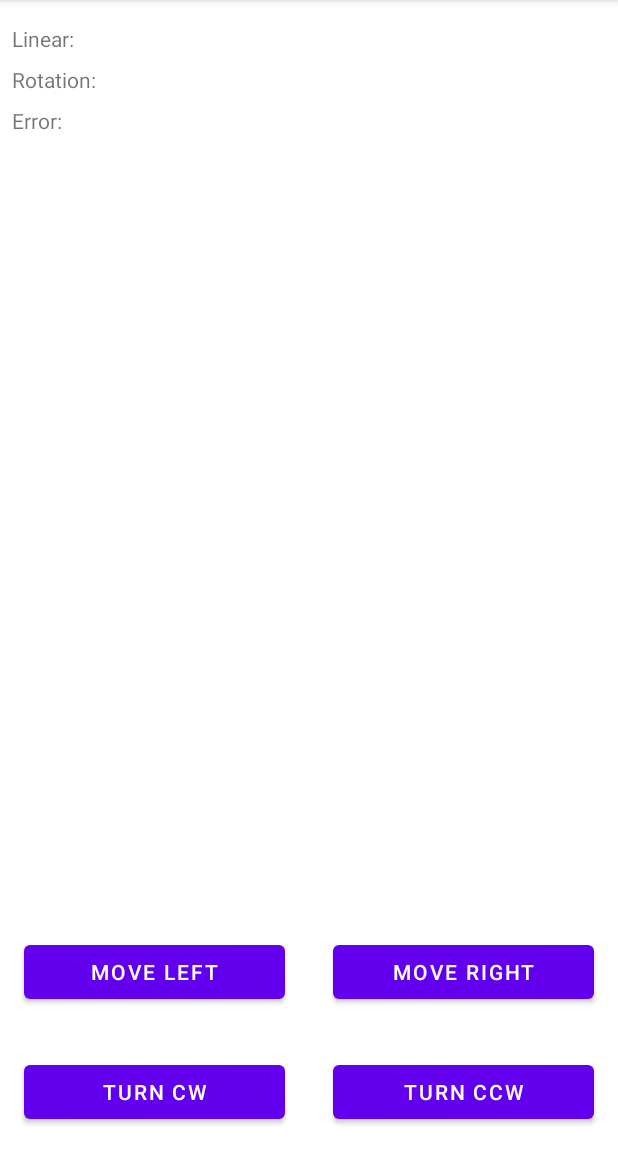
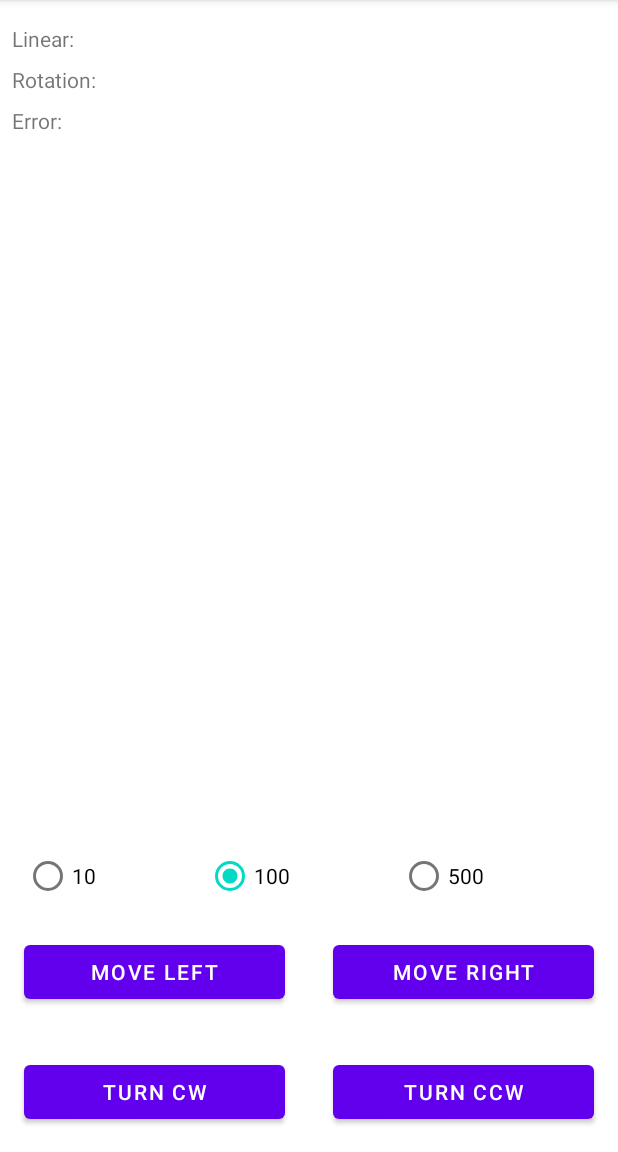
Before and after one commit to dimomite/laser_lever_platform, an Android app: the screen it shows after launch (MainActivity), after a tap on "TURN CW", on a phone screen of 412 x 824 dp, the part 84-1236 px from its top. Run offline under Robolectric (Android 15) with nearby library versions, the phone set to English and light mode, and no system bars; our stand-ins replace Dagger/Hilt's generated code, RxJava, Timber, data binding; network calls fail; 3 statements that could not run were skipped.

Commit message:
Movement commands handling improvement
Extend remote control with duration definition.
Improve movement commands handling by the platform

```diff
--- a/software/control/app/src/main/java/com/dimomite/laserlevelplatformcontrol/data/PlatformStatusReader.kt
+++ b/software/control/app/src/main/java/com/dimomite/laserlevelplatformcontrol/data/PlatformStatusReader.kt
@@ -64,8 +64,10 @@ class PlatformStatusReader @Inject constructor(
         } else null
     }
 
-    fun move(dir: MoveDirection, distance: Int): Flowable<Boolean> =
-        Flowable.fromCallable {
+    fun move(dir: MoveDirection, distance: Int): Flowable<Boolean> {
+        if (distance <= 0) return Flowable.just(false)
+
+        return Flowable.fromCallable {
             platformControl.move(
                 direction = directionAdapter.toJson(dir),
                 distance = distance,
@@ -74,9 +76,12 @@ class PlatformStatusReader @Inject constructor(
             .subscribeOn(Schedulers.io())
             .unsubscribeOn(Schedulers.io())
             .observeOn(AndroidSchedulers.mainThread())
+    }
 
-    fun turn(dir: TurnDirection, distance: Int): Flowable<Boolean> =
-        Flowable.fromCallable {
+    fun turn(dir: TurnDirection, distance: Int): Flowable<Boolean> {
+        if (distance <= 0) return Flowable.just(false)
+
+        return Flowable.fromCallable {
             platformControl.turn(
                 direction = turnAdapter.toJson(dir),
                 distance = distance,
@@ -85,5 +90,6 @@ class PlatformStatusReader @Inject constructor(
             .subscribeOn(Schedulers.io())
             .unsubscribeOn(Schedulers.io())
             .observeOn(AndroidSchedulers.mainThread())
+    }
 
 }
--- a/software/control/app/src/main/java/com/dimomite/laserlevelplatformcontrol/presentation/RemoteControlViewModel.kt
+++ b/software/control/app/src/main/java/com/dimomite/laserlevelplatformcontrol/presentation/RemoteControlViewModel.kt
@@ -1,9 +1,10 @@
 package com.dimomite.laserlevelplatformcontrol.presentation
 
-import android.view.View
+import android.widget.RadioGroup
 import androidx.lifecycle.LiveData
 import androidx.lifecycle.ViewModel
 import androidx.lifecycle.toLiveData
+import com.dimomite.laserlevelplatformcontrol.R
 import com.dimomite.laserlevelplatformcontrol.data.PlatformStatusReader
 import com.dimomite.laserlevelplatformcontrol.domain.*
 import dagger.hilt.android.lifecycle.HiltViewModel
@@ -48,28 +49,39 @@ class RemoteControlViewModel @Inject constructor(
 
     internal fun errorToText(er: PlatformError): String = er.toString()
 
-    fun moveLeft(v: View) {
-        subs.add(statusReader.move(MoveDirection.Left, 100)
+    fun moveLeft(rg: RadioGroup) {
+        subs.add(statusReader.move(MoveDirection.Left, getDuration(rg))
             .subscribe { Timber.d("moveLeft() finished with status: $it") }
         )
     }
 
-    fun moveRight(v: View) {
-        subs.add(statusReader.move(MoveDirection.Right, 100)
+    fun moveRight(rg: RadioGroup) {
+        subs.add(statusReader.move(MoveDirection.Right, getDuration(rg))
             .subscribe { Timber.d("moveRight() finished with status: $it") }
         )
     }
 
-    fun turnCW(v: View) {
-        subs.add(statusReader.turn(TurnDirection.CW, 50)
+    fun turnCW(rg: RadioGroup) {
+        subs.add(statusReader.turn(TurnDirection.CW, getDuration(rg))
             .subscribe { Timber.d("turnCW() finished with status: $it") }
         )
     }
 
-    fun turnCCW(v: View) {
-        subs.add(statusReader.turn(TurnDirection.CCW, 50)
+    fun turnCCW(rg: RadioGroup) {
+        subs.add(statusReader.turn(TurnDirection.CCW, getDuration(rg))
             .subscribe { Timber.d("turnCCW() finished with status: $it") }
         )
     }
 
+    private fun getDuration(rg: RadioGroup): Int =
+        when (val id = rg.checkedRadioButtonId) {
+            R.id.rb_10 -> 10
+            R.id.rb_100 -> 100
+            R.id.rb_500 -> 500
+            else -> {
+                Timber.d("No mapping for view id: $id")
+                0
+            }
+        }
+
 }
--- a/software/control/app/src/main/res/layout/fragment_remote_control.xml
+++ b/software/control/app/src/main/res/layout/fragment_remote_control.xml
@@ -1,7 +1,6 @@
 <?xml version="1.0" encoding="utf-8"?>
 <layout xmlns:android="http://schemas.android.com/apk/res/android"
-    xmlns:app="http://schemas.android.com/apk/res-auto"
-    xmlns:tools="http://schemas.android.com/tools">
+    xmlns:app="http://schemas.android.com/apk/res-auto">
 
     <data>
 
@@ -76,7 +75,7 @@
             android:layout_marginStart="16dp"
             android:layout_marginEnd="16dp"
             android:layout_marginBottom="16dp"
-            android:onClick="@{model::turnCW}"
+            android:onClick="@{() -> model.turnCW(rgSteps)}"
             android:text="Turn CW"
             app:layout_constraintBottom_toBottomOf="parent"
             app:layout_constraintEnd_toStartOf="@+id/bt_turn_ccw"
@@ -90,7 +89,7 @@
             android:layout_height="wrap_content"
             android:layout_marginStart="16dp"
             android:layout_marginEnd="16dp"
-            android:onClick="@{model::turnCCW}"
+            android:onClick="@{() -> model.turnCCW(rgSteps)}"
             android:text="Turn CCW"
             app:layout_constraintBottom_toBottomOf="@+id/bt_turn_cw"
             app:layout_constraintEnd_toEndOf="parent"
@@ -104,7 +103,7 @@
             android:layout_marginStart="16dp"
             android:layout_marginEnd="16dp"
             android:layout_marginBottom="32dp"
-            android:onClick="@{model::moveLeft}"
+            android:onClick="@{() -> model.moveLeft(rgSteps)}"
             android:text="Move left"
             app:layout_constraintBottom_toTopOf="@+id/bt_turn_cw"
             app:layout_constraintEnd_toStartOf="@+id/bt_move_right"
@@ -117,12 +116,47 @@
             android:layout_height="wrap_content"
             android:layout_marginStart="16dp"
             android:layout_marginEnd="16dp"
-            android:onClick="@{model::moveRight}"
+            android:onClick="@{() -> model.moveRight(rgSteps)}"
             android:text="Move right"
             app:layout_constraintBottom_toBottomOf="@+id/bt_move_left"
             app:layout_constraintEnd_toEndOf="parent"
             app:layout_constraintHorizontal_bias="0.5"
             app:layout_constraintStart_toEndOf="@+id/bt_move_left" />
+
+        <RadioGroup
+            android:id="@+id/rg_steps"
+            android:layout_width="0dp"
+            android:layout_height="wrap_content"
+            android:layout_marginStart="16dp"
+            android:layout_marginEnd="16dp"
+            android:layout_marginBottom="16dp"
+            android:orientation="horizontal"
+            app:layout_constraintBottom_toTopOf="@+id/bt_move_left"
+            app:layout_constraintEnd_toEndOf="parent"
+            app:layout_constraintStart_toStartOf="parent">
+
+            <RadioButton
+                android:id="@+id/rb_10"
+                android:layout_width="wrap_content"
+                android:layout_height="wrap_content"
+                android:layout_weight="1"
+                android:text="10" />
+
+            <RadioButton
+                android:id="@+id/rb_100"
+                android:layout_width="wrap_content"
+                android:layout_height="wrap_content"
+                android:layout_weight="1"
+                android:checked="true"
+                android:text="100" />
+
+            <RadioButton
+                android:id="@+id/rb_500"
+                android:layout_width="wrap_content"
+                android:layout_height="wrap_content"
+                android:layout_weight="1"
+                android:text="500" />
+        </RadioGroup>
 
         <!--        <ImageView
                     android:id="@+id/iv_logo"
```
Also changed, not shown: 1 other file.
